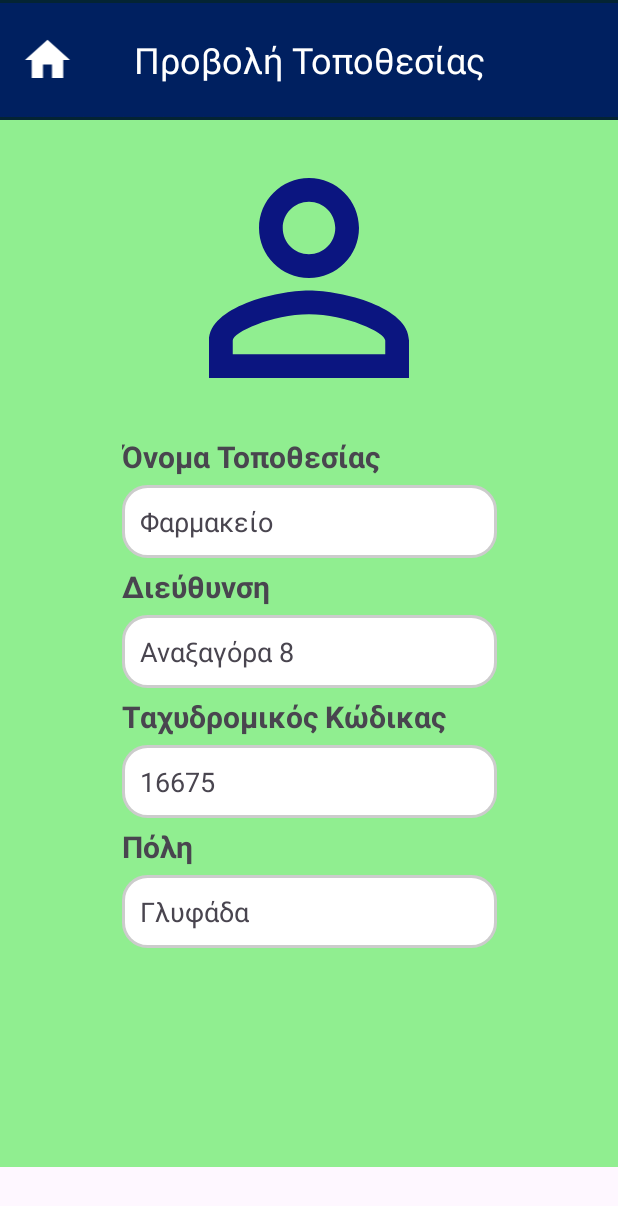
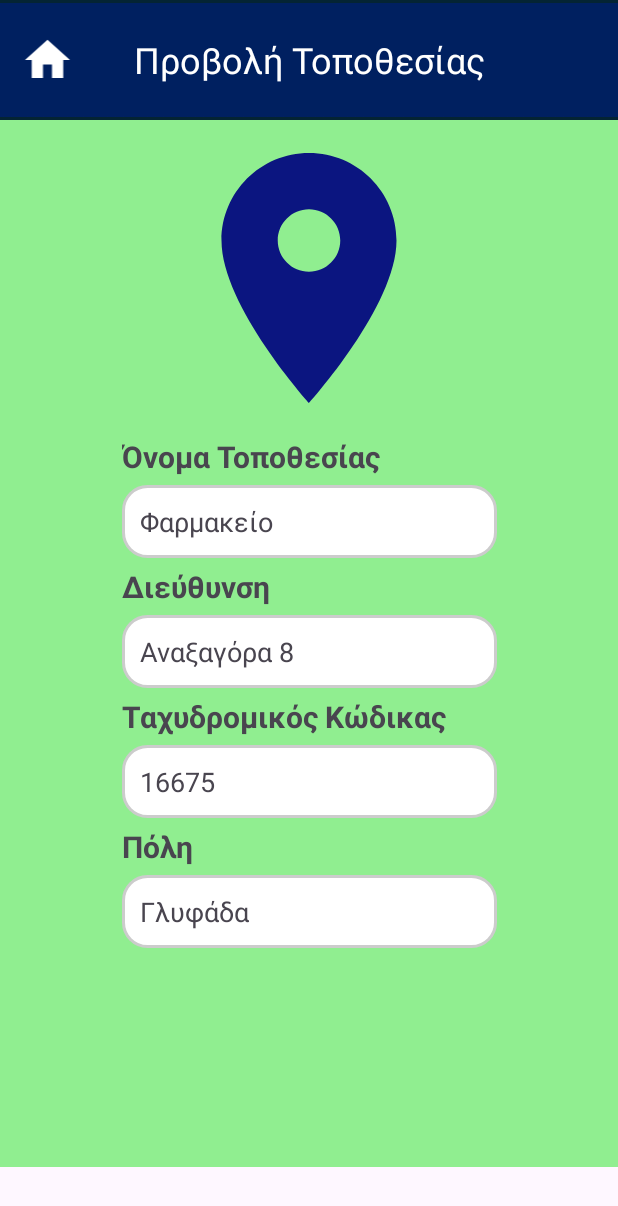
Before and after one commit to giwrgosor/HCI-HealthUp, an Android app: the LocationsActivity screen opened directly, with no data from a screen before it, after a tap on an icon or button, on a phone screen of 412 x 824 dp. Shown: the top 1206 px of the screen. Run offline under Robolectric (Android 15) with nearby library versions, the phone set to English and light mode, and no system bars.

Commit message:
blue color

```diff
--- a/app/src/main/res/layout/activity_view_location.xml
+++ b/app/src/main/res/layout/activity_view_location.xml
@@ -52,10 +52,11 @@
         android:layout_width="200dp"
         android:layout_height="200dp"
         android:layout_marginTop="5dp"
+        app:tint="@color/blue"
         app:layout_constraintEnd_toEndOf="parent"
         app:layout_constraintStart_toStartOf="parent"
         app:layout_constraintTop_toBottomOf="@+id/ViewLocationBanner"
-        app:srcCompat="@drawable/person" />
+        app:srcCompat="@drawable/location" />
 
     <TextView
         android:id="@+id/LocationViewName"
--- a/app/src/main/res/values/colors.xml
+++ b/app/src/main/res/values/colors.xml
@@ -2,4 +2,5 @@
 <resources>
     <color name="black">#FF000000</color>
     <color name="white">#FFFFFFFF</color>
+    <color name="blue">#0B1580</color>
 </resources>
```
